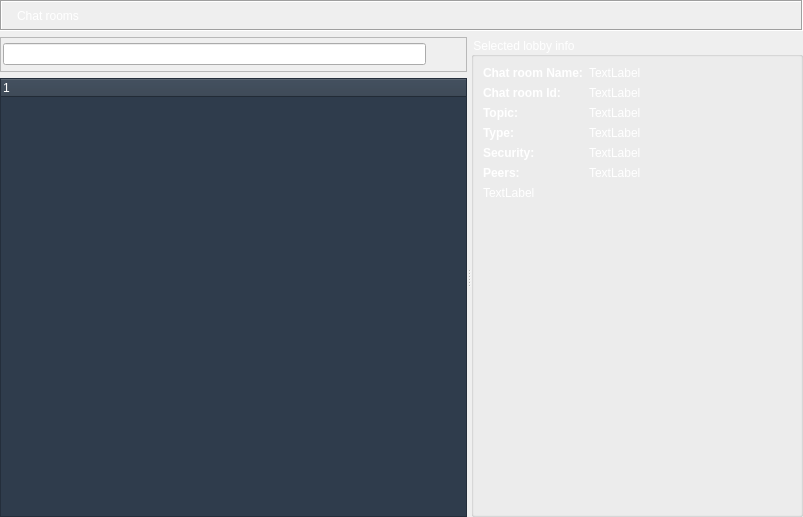
RetroShare/RetroShare, file retroshare-gui/src/gui/ChatLobbyWidget.ui: the form before one commit.
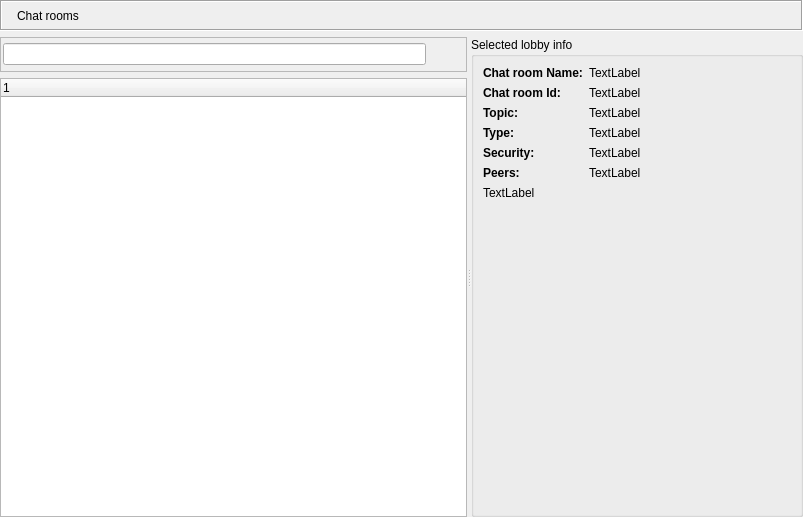
The form after the commit. Icons and pictures are not drawn. Custom widgets are drawn as their Qt base class.

What changed in the file:
```diff
--- a/retroshare-gui/src/gui/ChatLobbyWidget.ui
+++ b/retroshare-gui/src/gui/ChatLobbyWidget.ui
@@ -72,7 +72,7 @@
       <item>
        <widget class="StyledLabel" name="titleBarLabel">
         <property name="styleSheet">
-         <string notr="true">color: rgb(255, 255, 255);</string>
+         <string notr="true"/>
         </property>
         <property name="text">
          <string>Chat rooms</string>
@@ -185,11 +185,7 @@
        <item>
         <widget class="QTreeWidget" name="lobbyTreeWidget">
          <property name="styleSheet">
-          <string notr="true">color: white;
-background-color: rgb(47, 60, 76);
-selection-color: rgb(255,255,255);
-selection-background-color: rgb(32, 41, 53);
-</string>
+          <string notr="true"/>
          </property>
          <property name="iconSize">
           <size>
@@ -236,7 +232,7 @@
         <item row="0" column="0">
          <widget class="QGroupBox" name="lobbyinfo_groupBox">
           <property name="styleSheet">
-           <string notr="true">color: rgb(255, 255, 255);</string>
+           <string notr="true"/>
           </property>
           <property name="title">
            <string>Selected lobby info</string>
@@ -254,9 +250,6 @@
                    <bold>true</bold>
                   </font>
                  </property>
-                 <property name="styleSheet">
-                  <string notr="true">color: rgb(255, 255, 255);</string>
-                 </property>
                  <property name="text">
                   <string>Chat room Name:</string>
                  </property>
@@ -271,7 +264,7 @@
                   </font>
                  </property>
                  <property name="styleSheet">
-                  <string notr="true">color: rgb(255, 255, 255);</string>
+                  <string notr="true"/>
                  </property>
                  <property name="text">
                   <string>Chat room Id:</string>
@@ -286,9 +279,6 @@
                    <bold>true</bold>
                   </font>
                  </property>
-                 <property name="styleSheet">
-                  <string notr="true">color: rgb(255, 255, 255);</string>
-                 </property>
                  <property name="text">
                   <string>Topic:</string>
                  </property>
@@ -302,10 +292,6 @@
                    <bold>true</bold>
                   </font>
                  </property>
-                 <property name="styleSheet">
-                  <string notr="true">color: rgb(255, 255, 255);
-</string>
-                 </property>
                  <property name="text">
                   <string>Type:</string>
                  </property>
@@ -319,9 +305,6 @@
                    <bold>true</bold>
                   </font>
                  </property>
-                 <property name="styleSheet">
-                  <string notr="true">color: rgb(255, 255, 255);</string>
-                 </property>
                  <property name="text">
                   <string>Security:</string>
                  </property>
@@ -335,9 +318,6 @@
                    <bold>true</bold>
                   </font>
                  </property>
-                 <property name="styleSheet">
-                  <string notr="true">color: rgb(255, 255, 255);</string>
-                 </property>
                  <property name="text">
                   <string>Peers:</string>
                  </property>
@@ -355,9 +335,6 @@
                    <verstretch>0</verstretch>
                   </sizepolicy>
                  </property>
-                 <property name="styleSheet">
-                  <string notr="true">color: rgb(255, 255, 255);</string>
-                 </property>
                  <property name="text">
                   <string>TextLabel</string>
                  </property>
@@ -371,9 +348,6 @@
                    <verstretch>0</verstretch>
                   </sizepolicy>
                  </property>
-                 <property name="styleSheet">
-                  <string notr="true">color: rgb(255, 255, 255);</string>
-                 </property>
                  <property name="text">
                   <string>TextLabel</string>
                  </property>
@@ -387,9 +361,6 @@
                    <verstretch>0</verstretch>
                   </sizepolicy>
                  </property>
-                 <property name="styleSheet">
-                  <string notr="true">color: rgb(255, 255, 255);</string>
-                 </property>
                  <property name="text">
                   <string>TextLabel</string>
                  </property>
@@ -406,9 +377,6 @@
                    <verstretch>0</verstretch>
                   </sizepolicy>
                  </property>
-                 <property name="styleSheet">
-                  <string notr="true">color: rgb(255, 255, 255);</string>
-                 </property>
                  <property name="text">
                   <string>TextLabel</string>
                  </property>
@@ -416,9 +384,6 @@
                </item>
                <item>
                 <widget class="QLabel" name="lobbysec_lineEdit">
-                 <property name="styleSheet">
-                  <string notr="true">color: rgb(255, 255, 255);</string>
-                 </property>
                  <property name="text">
                   <string>TextLabel</string>
                  </property>
@@ -432,9 +397,6 @@
                    <verstretch>0</verstretch>
                   </sizepolicy>
                  </property>
-                 <property name="styleSheet">
-                  <string notr="true">color: rgb(255, 255, 255);</string>
-                 </property>
                  <property name="text">
                   <string>TextLabel</string>
                  </property>
@@ -446,6 +408,9 @@
            </item>
            <item>
             <widget class="QLabel" name="lobbyInfoLabel">
+             <property name="styleSheet">
+              <string notr="true"/>
+             </property>
              <property name="text">
               <string notr="true">TextLabel</string>
              </property>
```
Left out of the diff: 7 changed lines with no effect on the pictures.
